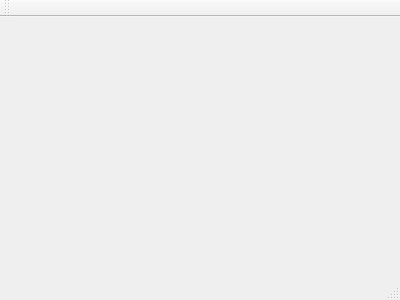
Above: Teapot/FIT0201ANISUTINA_Teapot/mainwindow.ui from diana-pure/_Graphics before the change. Below: the same form after it.
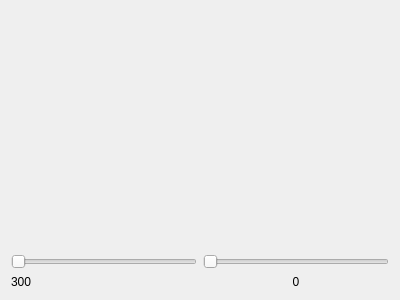
That is the form after the change.

Commit message:
window can be resized, scene would be expand
calculating in parallel thread

Patch:
```diff
--- a/Teapot/FIT0201ANISUTINA_Teapot/mainwindow.ui
+++ b/Teapot/FIT0201ANISUTINA_Teapot/mainwindow.ui
@@ -12,13 +12,56 @@
   <property name="windowTitle" >
    <string>MainWindow</string>
   </property>
-  <widget class="QMenuBar" name="menuBar" />
-  <widget class="QToolBar" name="mainToolBar" />
-  <widget class="QWidget" name="centralWidget" />
-  <widget class="QStatusBar" name="statusBar" />
+  <widget class="QWidget" name="centralWidget">
+   <layout class="QGridLayout" name="gridLayout">
+    <item row="0" column="1">
+     <spacer name="verticalSpacer">
+      <property name="orientation">
+       <enum>Qt::Vertical</enum>
+      </property>
+      <property name="sizeHint" stdset="0">
+       <size>
+        <width>20</width>
+        <height>40</height>
+       </size>
+      </property>
+     </spacer>
+    </item>
+    <item row="1" column="1">
+     <widget class="QSlider" name="segmentNumerSlider">
+      <property name="orientation">
+       <enum>Qt::Horizontal</enum>
+      </property>
+     </widget>
+    </item>
+    <item row="2" column="1">
+     <widget class="QLabel" name="segmentNumberLbl">
+      <property name="text">
+       <string>0</string>
+      </property>
+      <property name="alignment">
+       <set>Qt::AlignCenter</set>
+      </property>
+     </widget>
+    </item>
+    <item row="1" column="0">
+     <widget class="QSlider" name="distanceSlider">
+      <property name="orientation">
+       <enum>Qt::Horizontal</enum>
+      </property>
+     </widget>
+    </item>
+    <item row="2" column="0">
+     <widget class="QLabel" name="distanceLbl">
+      <property name="text">
+       <string>300</string>
+      </property>
+     </widget>
+    </item>
+   </layout>
+  </widget>
  </widget>
- <layoutDefault spacing="6" margin="11" />
- <pixmapfunction></pixmapfunction>
+ <layoutdefault spacing="6" margin="11"/>
  <resources/>
  <connections/>
 </ui>
```
Left out of the diff: 7 changed lines with no effect on the pictures. The commit also changes 3 other files.
